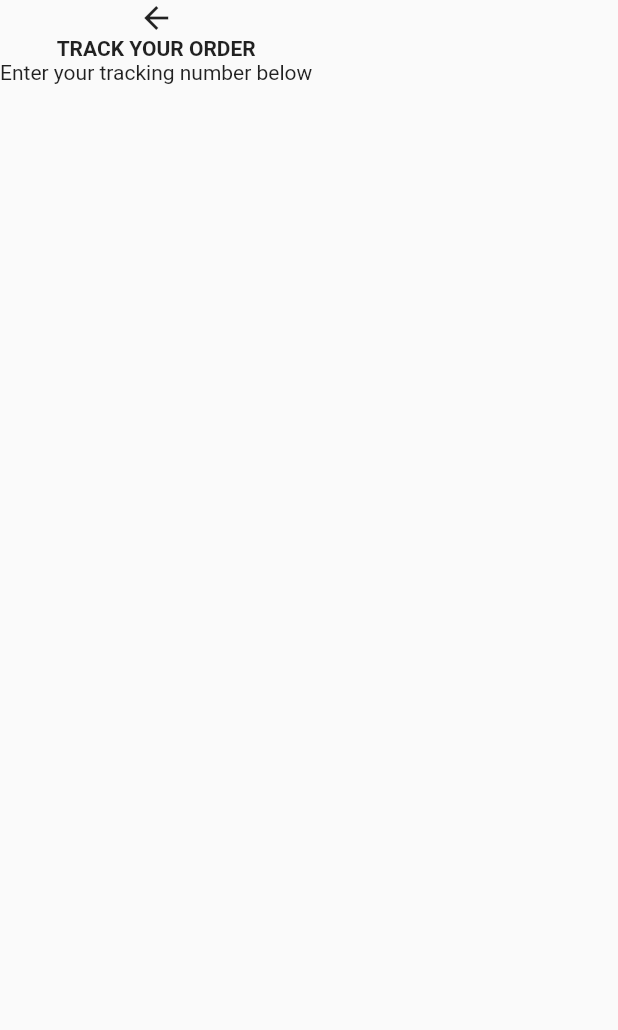
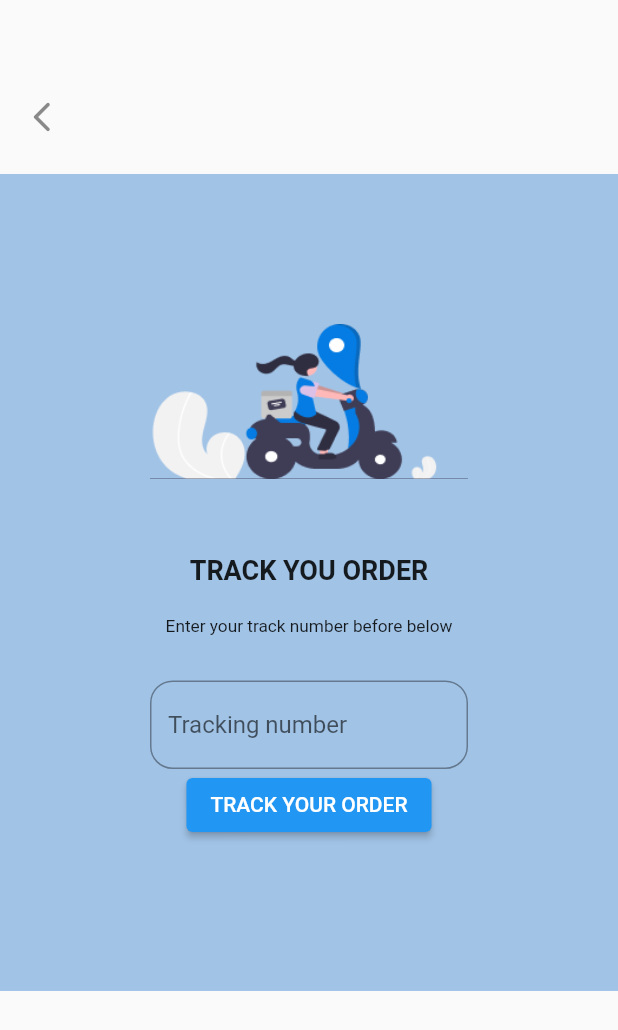
Before and after one commit to Douglas-sp/Sponarie-Restaurant, a Flutter app: the screen it shows after launch, on a phone screen of 412 x 824 dp. Shown: the top 1030 px of the screen. Run offline on Flutter 3.47's test engine with Material 2 defaults, Android fonts, the phone set to English and light mode, and no system bars; our stand-ins replace flutter_form_builder.

Commit message:
track order page

```diff
--- a/sponarie/lib/screens/SignupScreen.dart
+++ b/sponarie/lib/screens/SignupScreen.dart
@@ -118,7 +118,7 @@ class _SignupsScreenState extends State<SignupsScreen> {
               ElevatedButton(
               onPressed: () {},
               child: Text('Sign Up'),
-                style: ElevatedButton.styleFrom(),
+                //style: ElevatedButton.styleFrom(),
               ),
 
               SizedBox(height: 120.0,),
--- a/sponarie/lib/screens/TrackOrderPage.dart
+++ b/sponarie/lib/screens/TrackOrderPage.dart
@@ -1,6 +1,7 @@
 import 'package:flutter/material.dart';
 import 'package:flutter/src/widgets/container.dart';
 import 'package:flutter/src/widgets/framework.dart';
+import 'package:flutter_form_builder/flutter_form_builder.dart';
 
 class TrackOrder extends StatefulWidget {
   const TrackOrder({super.key});
@@ -15,35 +16,69 @@ class _TrackOrderState extends State<TrackOrder> {
     return Scaffold(
       body: Column(
         children: [
-          Icon(Icons.arrow_back),
           Container(
+            padding: EdgeInsets.only(top: 50.0),
+            child: ListTile(
+              leading:Icon(Icons.arrow_back_ios_new_rounded) ,)
+            //child: Icon(Icons.arrow_back),
+
+          ),
+
+          Container(
+            color: Color.fromARGB(255, 161, 195, 230),
+            // width: 300.0,
+            // height: 600.0,
+
+            margin: EdgeInsets.only(top: 10),
+            padding: EdgeInsets.all(100),
             child: Column(
               children: [
-                // Image(
-                //   image: AssetImage("assets\images\Bike.png"),
-                //   width: 270,
-                //   height: 132,
-                //   fit: BoxFit.cover,
-                // ),
-                // Center(
-                //   child: ListTile(
-                //     title: Text("TRACK YOUR ORDER",
-                //     style: TextStyle(fontWeight:FontWeight.bold, ),
-                //     ),
-                //     subtitle: Text("Enter your tracking number below"),
-                //   ),
-                // )
-                Text("TRACK YOUR ORDER",
-                style: TextStyle(fontWeight:FontWeight.bold, ),
-                    ),
-                Text("Enter your tracking number below",
-                style: TextStyle(fontWeight:FontWeight.normal, ),
-                    ),
+                Image(
+                  image: AssetImage("assets/images/Bike.png"),
+                ),
+
+                SizedBox(height: 50.0,),
+
+                Text("TRACK YOU ORDER",
+                style: TextStyle(
+                  fontWeight: FontWeight.bold, fontSize: 18.0,
+                ),
+                ),
+
+                SizedBox(height: 20.0,),
+
+
+                Text("Enter your track number before below",
+                style: TextStyle(
+                  fontWeight: FontWeight.normal, fontSize: 11.5,
+                ),
+                ),
+
+                SizedBox(height: 30.0,),
+
+                FormBuilderTextField(
+                  name: "name",
+                  decoration: InputDecoration(
+                    hintText: "Tracking number",
+                    border: OutlineInputBorder(
+                      borderRadius: BorderRadius.circular(15.0),
+
+                      ),
+                    fillColor: Colors.white,
+                  ),
+                  ),
+
+                  ElevatedButton(
+                    onPressed: (){},
+                     child: Text("TRACK YOUR ORDER",
+
+                     ))
+
+
 
               ],
             ),
           )
-
         ],
       ),
     );
```
Also changed, not shown: 1 other file.
